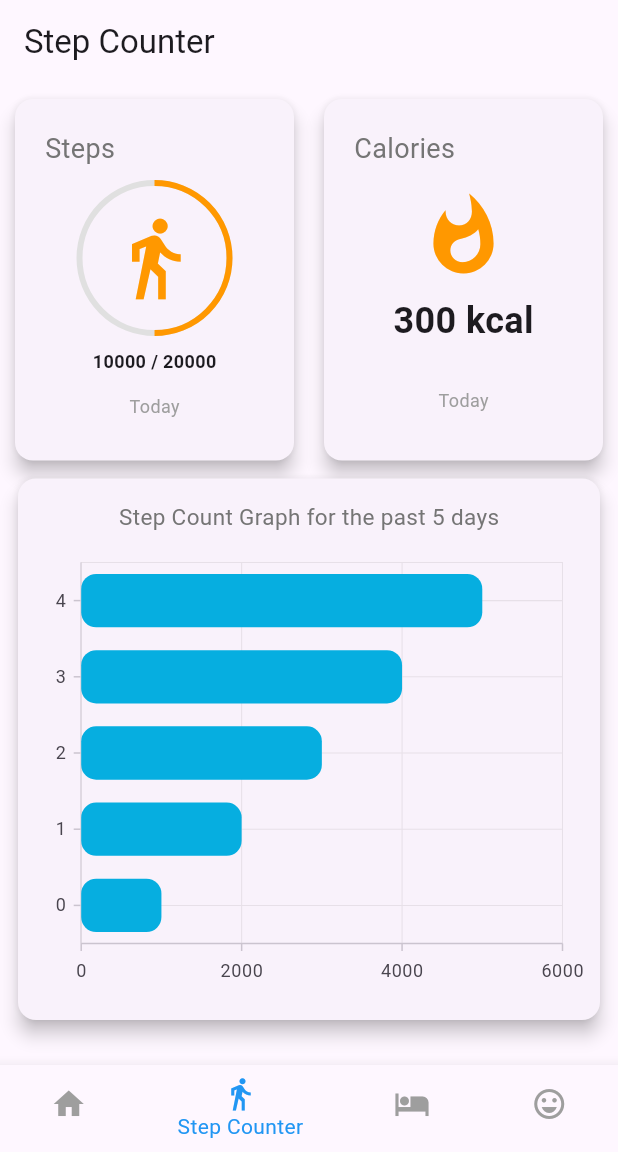
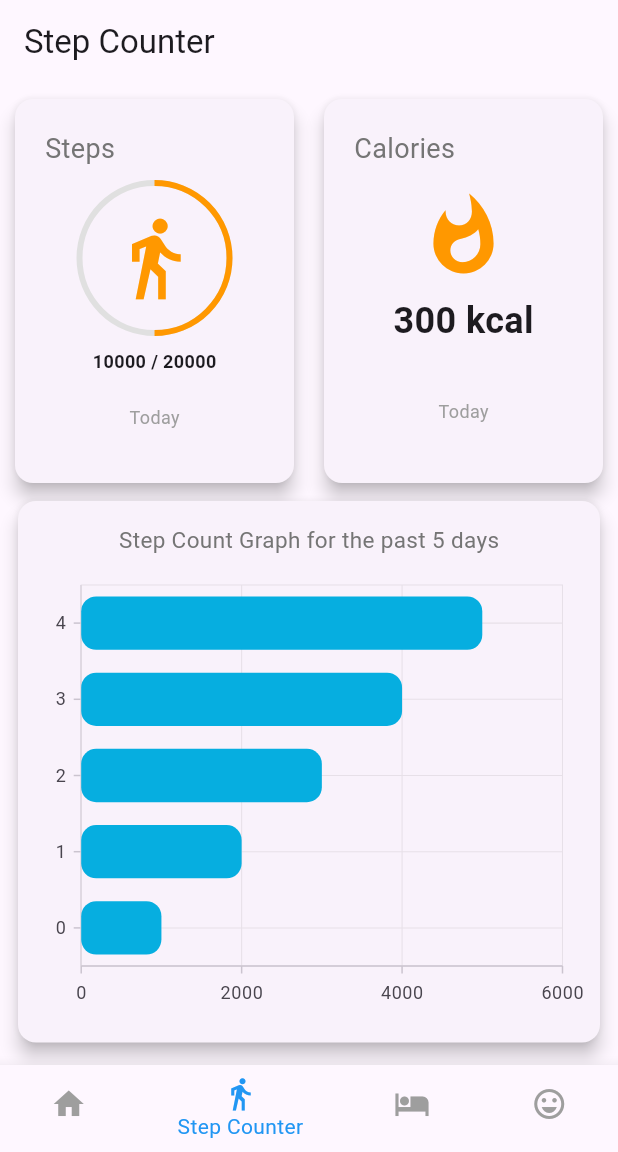
Before and after one commit to imshaaz21/Health_Companion_App, a Flutter app: the screen it shows after launch, item 2 of the bottom bar chosen, on a phone screen of 412 x 824 dp, the part 84-1236 px from its top. Run offline on Flutter 3.47's test engine with Material 3 defaults, Android fonts, the phone set to English and light mode, and no system bars; our stand-ins replace syncfusion_flutter_charts.

Commit message:
Refactor StepCounterScreen UI and update StepsCard widget to display current step count and status

```diff
--- a/lib/screens/step_counter_screen.dart
+++ b/lib/screens/step_counter_screen.dart
@@ -4,7 +4,6 @@ import 'dart:async';
 import 'package:health_companion_app/services/pedometer.dart';
 import 'package:health_companion_app/widgets/calories_card.dart';
 import 'package:health_companion_app/widgets/graph_card.dart';
-import 'package:health_companion_app/widgets/step_count_card.dart';
 import 'package:health_companion_app/widgets/steps_card.dart';
 
 class StepCounterScreen extends StatefulWidget {
@@ -21,7 +20,7 @@ String formatDate(DateTime d) {
 class _StepCounterScreenState extends State<StepCounterScreen> {
   late Stream<StepCount> _stepCountStream;
   late Stream<PedestrianStatus> _pedestrianStatusStream;
-  String _status = '?', _steps = '?';
+  String _status = '?', _steps = '0';
 
   @override
   void initState() {
@@ -73,7 +72,6 @@ class _StepCounterScreenState extends State<StepCounterScreen> {
 
   @override
   Widget build(BuildContext context) {
-    const double cardHeight = 300; // Adjust height as needed
     final double cardWidth = MediaQuery.of(context).size.width / 2;
 
     return Scaffold(
@@ -97,9 +95,12 @@ class _StepCounterScreenState extends State<StepCounterScreen> {
                         mainAxisAlignment: MainAxisAlignment.center,
                         children: [
                           SizedBox(
-                            height: cardWidth + 35,
+                            height: cardWidth + 50,
                             width: cardWidth,
-                            child: const StepsCard(),
+                            child: StepsCard(
+                              currentSteps: _steps,
+                              status: _status,
+                            ),
                           ),
                         ],
                       ),
@@ -109,7 +110,7 @@ class _StepCounterScreenState extends State<StepCounterScreen> {
                         mainAxisAlignment: MainAxisAlignment.center,
                         children: [
                           SizedBox(
-                            height: cardWidth + 35,
+                            height: cardWidth + 50,
                             width: cardWidth,
                             child: const CaloriesCard(),
                           ),
```
